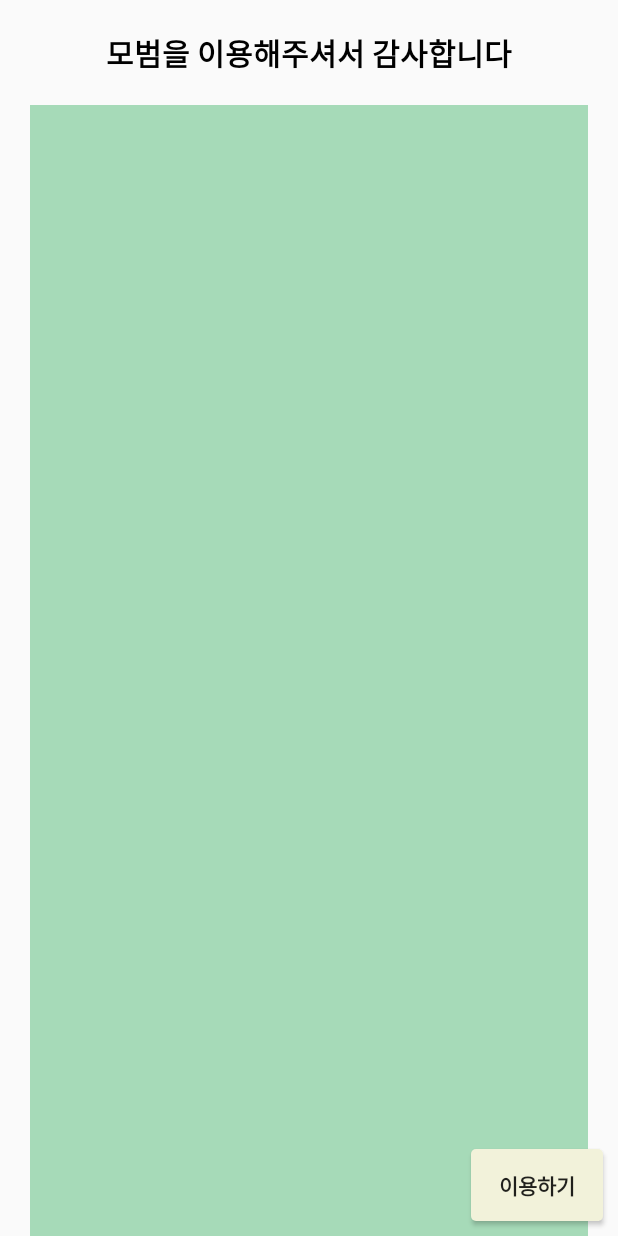
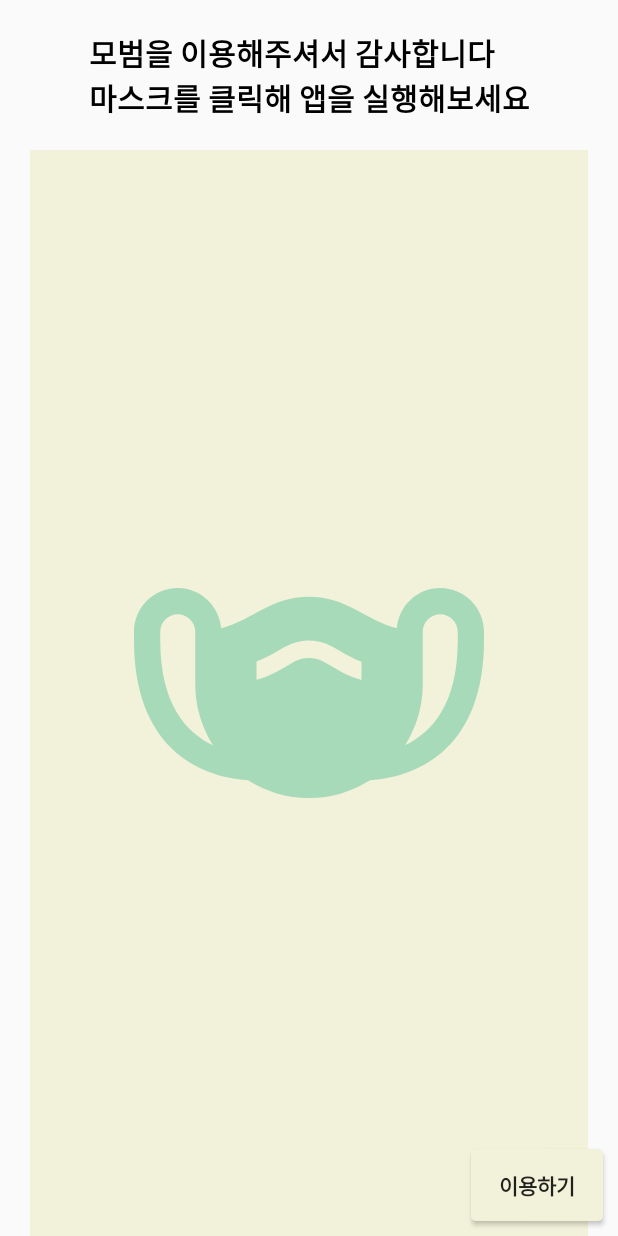
Before and after one commit to Mobeom/MoBeom, an Android app: the layout fragment_third.xml on its own in the app's theme, with its tools: preview values and no code run, on a phone screen of 412 x 824 dp. Run offline under Robolectric (Android 15) with nearby library versions, the phone set to English and light mode, and no system bars.

Commit message:
[ADD] (#19) - Third Fragment Mask 크기 추가

```diff
--- /dev/null
+++ b/app/src/main/res/drawable/ic_masks_24_olive.xml
@@ -0,0 +1,10 @@
+<vector xmlns:android="http://schemas.android.com/apk/res/android"
+    android:width="24dp"
+    android:height="24dp"
+    android:viewportWidth="24"
+    android:viewportHeight="24"
+    android:tint="@color/olive">
+  <path
+      android:fillColor="@android:color/white"
+      android:pathData="M19.5,6c-1.31,0 -2.37,1.01 -2.48,2.3C15.14,7.8 14.18,6.5 12,6.5c-2.19,0 -3.14,1.3 -5.02,1.8C6.87,7.02 5.81,6 4.5,6C3.12,6 2,7.12 2,8.5V9c0,6 3.6,7.81 6.52,7.98C9.53,17.62 10.72,18 12,18s2.47,-0.38 3.48,-1.02C18.4,16.81 22,15 22,9V8.5C22,7.12 20.88,6 19.5,6zM3.5,9V8.5c0,-0.55 0.45,-1 1,-1s1,0.45 1,1v3c0,1.28 0.38,2.47 1.01,3.48C4.99,14.27 3.5,12.65 3.5,9zM20.5,9c0,3.65 -1.49,5.27 -3.01,5.98c0.64,-1.01 1.01,-2.2 1.01,-3.48v-3c0,-0.55 0.45,-1 1,-1s1,0.45 1,1V9zM10.69,10.48c-0.44,0.26 -0.96,0.56 -1.69,0.76V10.2c0.48,-0.17 0.84,-0.38 1.18,-0.58C10.72,9.3 11.23,9 12,9s1.27,0.3 1.8,0.62c0.34,0.2 0.71,0.42 1.2,0.59v1.04c-0.75,-0.21 -1.26,-0.51 -1.71,-0.78C12.83,10.2 12.49,10 12,10C11.51,10 11.16,10.2 10.69,10.48z"/>
+</vector>
--- a/app/src/main/res/layout/fragment_third.xml
+++ b/app/src/main/res/layout/fragment_third.xml
@@ -15,7 +15,7 @@
             android:layout_width="wrap_content"
             android:layout_height="wrap_content"
             android:paddingVertical="20dp"
-            android:text="모범을 이용해주셔서 감사합니다"
+            android:text="모범을 이용해주셔서 감사합니다\n마스크를 클릭해 앱을 실행해보세요"
             android:textColor="@color/black"
             android:textSize="20sp"
             android:textStyle="bold"
@@ -29,12 +29,22 @@
             android:layout_width="match_parent"
             android:layout_height="0dp"
             android:layout_marginHorizontal="20dp"
-            android:background="@color/olive"
+            android:background="@color/beige"
             android:orientation="horizontal"
+            android:gravity="center"
             app:layout_constraintBottom_toBottomOf="parent"
             app:layout_constraintLeft_toLeftOf="parent"
             app:layout_constraintRight_toRightOf="parent"
-            app:layout_constraintTop_toBottomOf="@id/tv_firstFragmentContent" />
+            app:layout_constraintTop_toBottomOf="@id/tv_firstFragmentContent" >
+
+            <ImageView
+                android:layout_width="280dp"
+                android:layout_height="280dp"
+                android:layout_marginHorizontal="50dp"
+                android:src="@drawable/ic_masks_24_olive"
+                android:contentDescription="Mask Image" />
+
+        </LinearLayout>
 
         <Button
             android:id="@+id/bt_enterApp"
```
